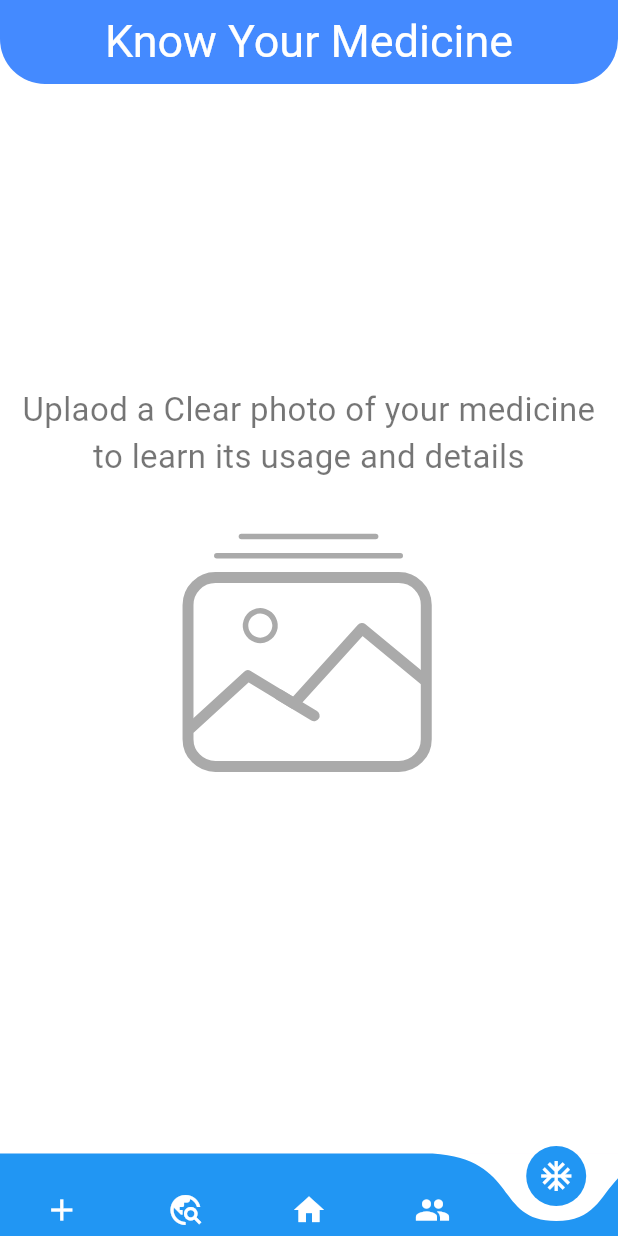
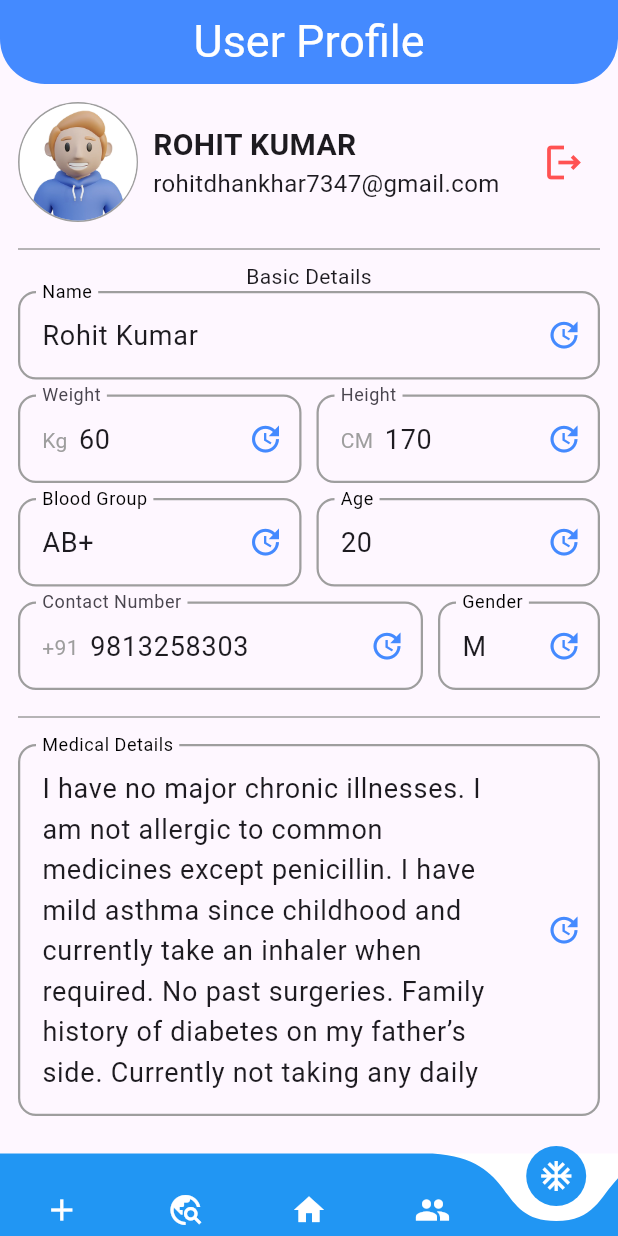
Before and after one commit to rohit070805/med_chat, a Flutter app: the screen it shows after launch, item 5 of the bottom bar chosen, on a phone screen of 412 x 824 dp. Run offline on Flutter 3.47's test engine with Material 3 defaults, Android fonts, the light colour scheme and no system bars; drawn by our look-alikes of curved_navigation_bar; our stand-ins replace dash_chat_2, image_picker, lottie.

Commit message:
Added user profile page

```diff
--- a/lib/main.dart
+++ b/lib/main.dart
@@ -2,6 +2,7 @@ import 'package:curved_navigation_bar/curved_navigation_bar.dart';
 import 'package:flutter/material.dart';
 import 'package:med_chat/screens/AskMedicine.dart';
 import 'package:med_chat/screens/HomePage.dart';
+import 'package:med_chat/screens/UserProfilePage.dart';
 
 void main() {
   runApp(const MyApp());
@@ -38,8 +39,9 @@ class _BottomNavigateState extends State<BottomNavigate> {
     Text("Hello"),
     Text("Hello"),
     Homepage(),
-    Text("Hello"),
     Askmedicine(),
+    Userprofilepage()
+
   ];
   final List<Widget> _navigationitems = [
     const Icon(Icons.add,color: Colors.white,),
--- /dev/null
+++ b/lib/screens/UserProfilePage.dart
@@ -0,0 +1,136 @@
+import 'package:flutter/material.dart';
+import 'package:med_chat/utils/colors.dart';
+import 'package:med_chat/utils/components.dart';
+class Userprofilepage extends StatefulWidget {
+  const Userprofilepage({super.key});
+
+  @override
+  State<Userprofilepage> createState() => _UserprofilepageState();
+}
+
+class _UserprofilepageState extends State<Userprofilepage> {
+  final TextEditingController _nameController  = TextEditingController();
+  final TextEditingController _weightController  = TextEditingController();
+  final TextEditingController _heightController  = TextEditingController();
+  final TextEditingController _ageController  = TextEditingController();
+  final TextEditingController _bloodgrpController  = TextEditingController();
+  final TextEditingController _genderController  = TextEditingController();
+  final TextEditingController _contactController  = TextEditingController();
+  final TextEditingController _medicalDetailsController  = TextEditingController();
+
+  @override
+  void initState() {
+    // TODO: implement initState
+    super.initState();
+    _nameController.text = "Rohit Kumar";
+    _weightController.text = "60";
+    _heightController.text = "170";
+    _ageController.text = "20";
+    _bloodgrpController.text = "AB+";
+    _genderController.text = "M";
+    _contactController.text = "9813258303";
+    _medicalDetailsController.text = "I have no major chronic illnesses. I am not allergic to common medicines except penicillin. I have mild asthma since childhood and currently take an inhaler when required. No past surgeries. Family history of diabetes on my father’s side. Currently not taking any daily medications other than a vitamin supplement.";
+
+  }
+  @override
+  Widget build(BuildContext context) {
+    return Scaffold(
+      appBar: AppBar(
+        centerTitle: true,
+        automaticallyImplyLeading: false,
+        backgroundColor:AppColors.appColor,
+        shape:const RoundedRectangleBorder(
+            borderRadius: BorderRadius.vertical(bottom:Radius.circular(30) )
+        ),
+        title: Text("User Profile",style: TextStyle(color: Colors.white,fontSize: 30),),
+      ),
+      body: Padding(
+        padding: const EdgeInsets.all(12.0),
+        child: Column(
+          children: [
+            Row(
+              crossAxisAlignment: CrossAxisAlignment.center,
+              children: [
+                CircleAvatar(
+                    radius: 40,
+                    backgroundColor: Colors.grey ,
+                    child: CircleAvatar(
+                      radius: 39,
+                      backgroundImage: AssetImage('assets/images/person.png'),
+                      backgroundColor: Colors.grey.shade200,
+                    )
+                ),
+                SizedBox(width: 10,),
+                Column(
+                  crossAxisAlignment: CrossAxisAlignment.start,
+                  children: [
+                    Text("ROHIT KUMAR",style: TextStyle(fontSize: 20,fontWeight: FontWeight.bold),),
+                    Text("rohitdhankhar7347@gmail.com",style: TextStyle(fontSize: 16),)
+                  ],
+                ),
+                Spacer(),
+                IconButton(onPressed: (){}, icon: Icon(Icons.logout_outlined,color: Colors.redAccent,size: 30,))
+              ],
+            ),
+            SizedBox(height: 10,),
+            Divider(thickness: 1,color: Colors.grey,),
+            Text("Basic Details"),
+            Components().normaltextFeild(_nameController, "Name"),
+            SizedBox(width: 10),
+            SizedBox(height: 10,),
+            Row(
+              children: [
+                Expanded(
+                  child: Components().withPrefixTextFeild(_weightController, "Weight", "Kg  ")
+                ),
+                SizedBox(width: 10,),
+                Expanded(
+                  child: Components().withPrefixTextFeild(_heightController, "Height", "CM  ")
+
+                )
+              ]
+
+            ),
+            SizedBox(height: 10,),
+            Row(
+                children: [
+                  Expanded(
+                    child: Components().normaltextFeild(_bloodgrpController, "Blood Group"),
+
+                  ),
+                  SizedBox(width: 10,),
+                  Expanded(
+                    child: Components().normaltextFeild(_ageController, "Age")
+                  )
+                ]
+
+            ),
+            SizedBox(height: 10,),
+            Row(
+              children: [
+                Expanded(
+                  flex: 5,
+                  child: Components().withPrefixTextFeild(_contactController, "Contact Number", "+91  ")
+                ),
+                SizedBox(width: 10,),
+
+                Expanded(
+                  flex: 2,
+                  child: Components().normaltextFeild(_genderController, "Gender"),
+                ),
+              ],
+            ),
+            SizedBox(height: 10,),
+            Divider(thickness: 1,color: Colors.grey,),
+            SizedBox(height: 10,),
+
+
+            Components().normaltextFeild(_medicalDetailsController, "Medical Details"),
+
+
+          ],
+        ),
+      )
+    );
+  }
+}
--- a/lib/utils/components.dart
+++ b/lib/utils/components.dart
@@ -28,4 +28,90 @@ PreferredSizeWidget homePageAppBar(  GlobalKey<ScaffoldState> _drawerkey){
   );
 }
 
+Widget normaltextFeild(TextEditingController controller,String label){
+ return  TextField(
+    style: TextStyle(fontSize: 18),
+    controller: controller,
+    maxLines: label=="Medical Details"?8:1,
+    decoration: InputDecoration(
+        alignLabelWithHint: true,
+
+
+
+        border: OutlineInputBorder(
+            borderRadius: BorderRadius.circular(12),
+            borderSide: BorderSide(
+                color: Colors.grey,
+                width: 1.5
+            )
+        ),
+        enabledBorder: OutlineInputBorder(
+            borderRadius: BorderRadius.circular(12),
+            borderSide: BorderSide(
+                color: Colors.grey,
+                width: 1.5
+            )
+        ),
+        focusedBorder: OutlineInputBorder(
+            borderRadius: BorderRadius.circular(12),
+            borderSide: BorderSide(
+                color: Colors.grey,
+                width: 1.5
+            )
+        ),
+        labelText: label,
+        labelStyle: TextStyle(color: Colors.black,fontSize: 16),
+        suffixIcon: Icon(Icons.update),
+        suffixIconColor: AppColors.appColor
+
+
+
+
+    ),
+    readOnly: true,
+
+
+  );
 }
+Widget withPrefixTextFeild(TextEditingController controller,String label,String prefix){
+  return  TextField(
+  style: TextStyle(fontSize: 18),
+  controller: controller,
+  decoration: InputDecoration(
+  border: OutlineInputBorder(
+  borderRadius: BorderRadius.circular(12),
+  borderSide: BorderSide(
+  color: Colors.black,
+  width: 1.5
+  )
+  ),
+  enabledBorder: OutlineInputBorder(
+  borderRadius: BorderRadius.circular(12),
+  borderSide: BorderSide(
+  color: Colors.grey,
+  width: 1.5
+  )
+  ),
+  focusedBorder: OutlineInputBorder(
+  borderRadius: BorderRadius.circular(12),
+  borderSide: BorderSide(
+  color: Colors.grey,
+  width: 1.5
+  )
+  ),
+  labelText: label,
+  prefixText: prefix,
+  prefixStyle: TextStyle(color: Colors.grey),
+
+
+  suffixIcon: Icon(Icons.update),
+  suffixIconColor: AppColors.appColor
+
+  ),
+  readOnly: true,
+
+
+  );
+}
+
+}
--- a/pubspec.yaml
+++ b/pubspec.yaml
@@ -65,6 +65,7 @@ flutter:
   # To add assets to your application, add an assets section, like this:
   assets:
     - assets/animations/
+    - assets/images/
 
   # An image asset can refer to one or more resolution-specific "variants", see
   # https://flutter.dev/to/resolution-aware-images
```
Also changed, not shown: assets/images/person.png (added).
